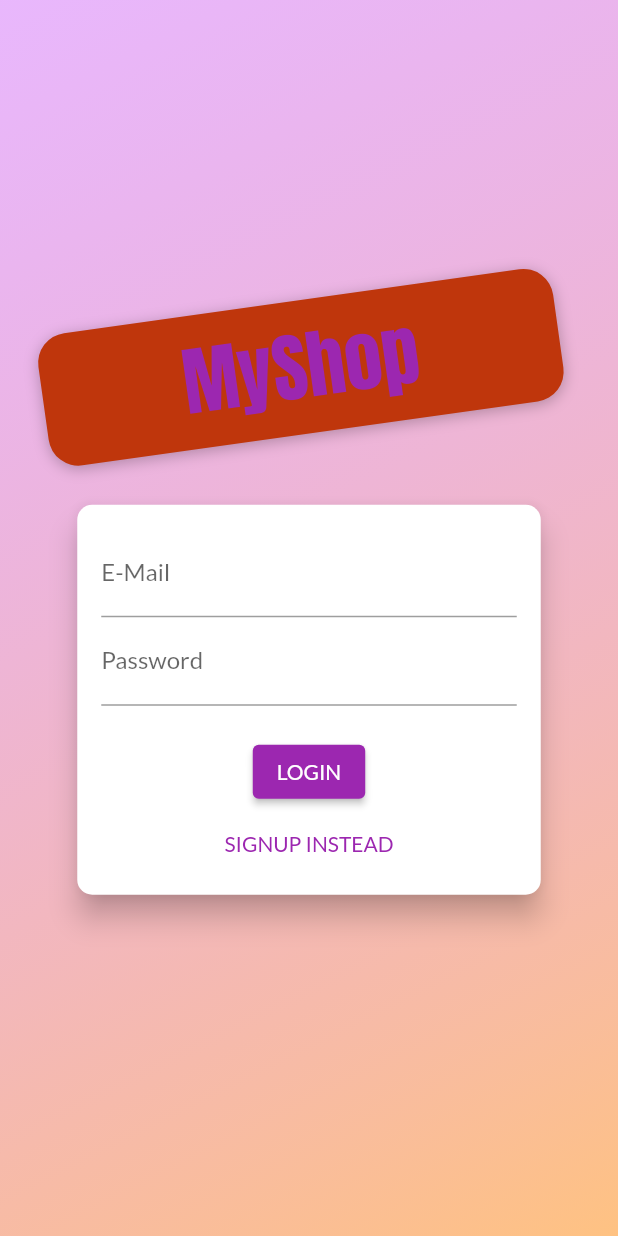
After one commit to dtelleslopez/flutter_shop, a Flutter app: the screen it shows after launch, on a phone screen of 412 x 824 dp. The commit adds this screen. Run offline on Flutter 3.47's test engine with Material 2 defaults, Android fonts, the phone set to English and light mode, and no system bars.

Commit message:
Adding http requests and simple signup

```diff
--- a/lib/main.dart
+++ b/lib/main.dart
@@ -1,14 +1,16 @@
 import 'package:flutter/material.dart';
-import 'package:flutter_shop/screens/edit_product_screen.dart';
-import 'package:flutter_shop/screens/orders_screen.dart';
 import 'package:provider/provider.dart';
+import '../providers/auth.dart';
+import '../providers/cart.dart';
+import '../providers/products.dart';
+import '../providers/orders.dart';
+import '../screens/edit_product_screen.dart';
+import '../screens/orders_screen.dart';
 import '../screens/cart_screen.dart';
 import '../screens/product_detail_screen.dart';
 import '../screens/products_overview_screen.dart';
 import '../screens/user_products_screen.dart';
-import '../providers/cart.dart';
-import '../providers/products.dart';
-import '../providers/orders.dart';
+import '../screens/auth_screen.dart';
 
 void main() {
   runApp(const MyApp());
@@ -21,6 +23,7 @@ class MyApp extends StatelessWidget {
   Widget build(BuildContext context) {
     return MultiProvider(
         providers: [
+          ChangeNotifierProvider(create: (_) => Auth()),
           ChangeNotifierProvider(create: (_) => Products()),
           ChangeNotifierProvider(create: (_) => Cart()),
           ChangeNotifierProvider(create: (_) => Orders())
@@ -35,7 +38,8 @@ class MyApp extends StatelessWidget {
               secondary: Colors.deepOrange,
             ),
           ),
-          home: const ProductsOverviewScreen(),
+          // home: const ProductsOverviewScreen(),
+          home: const AuthScreen(),
           routes: {
             ProductDetailScreen.routeName: (_) => const ProductDetailScreen(),
             CartScreen.routeName: (_) => const CartScreen(),
--- /dev/null
+++ b/lib/models/htpp_exception.dart
@@ -0,0 +1,10 @@
+class HttpException implements Exception {
+  final String message;
+
+  HttpException(this.message);
+
+  @override
+  String toString() {
+    return message;
+  }
+}
--- /dev/null
+++ b/lib/providers/auth.dart
@@ -0,0 +1,20 @@
+import 'package:flutter/material.dart';
+import 'package:http/http.dart' as http;
+import 'dart:convert';
+
+class Auth with ChangeNotifier {
+  // String _token;
+  // DateTime _expiryDate;
+  // String userId;
+
+  Future<void> signup(String email, String password) async {
+    const url =
+        'https://identitytoolkit.googleapis.com/v1/accounts:signUp?key=AIzaSyCn7sPNUUZxEEsbIEFpu9rdqerXg3Q6rxo';
+
+    final response = await http.post(Uri.parse(url),
+        body: json.encode(
+            {'email': email, 'password': password, 'returnSecureToken': true}));
+
+    print(json.decode(response.body));
+  }
+}
--- a/lib/providers/products.dart
+++ b/lib/providers/products.dart
@@ -1,40 +1,43 @@
 import 'package:flutter/material.dart';
+import 'package:flutter_shop/models/htpp_exception.dart';
+import 'package:http/http.dart' as http;
+import 'dart:convert';
 import 'product.dart';
 
 class Products with ChangeNotifier {
-  final List<Product> _items = [
-    Product(
-      id: 'p1',
-      title: 'Red Shirt',
-      description: 'A red shirt - it is pretty red!',
-      price: 29.99,
-      imageUrl:
-          'https://cdn.pixabay.com/photo/2016/10/02/22/17/red-t-shirt-1710578_1280.jpg',
-    ),
-    Product(
-      id: 'p2',
-      title: 'Trousers',
-      description: 'A nice pair of trousers.',
-      price: 59.99,
-      imageUrl:
-          'https://upload.wikimedia.org/wikipedia/commons/thumb/e/e8/Trousers%2C_dress_%28AM_1960.022-8%29.jpg/512px-Trousers%2C_dress_%28AM_1960.022-8%29.jpg',
-    ),
-    Product(
-      id: 'p3',
-      title: 'Yellow Scarf',
-      description: 'Warm and cozy - exactly what you need for the winter.',
-      price: 19.99,
-      imageUrl:
-          'https://live.staticflickr.com/4043/4438260868_cc79b3369d_z.jpg',
-    ),
-    Product(
-      id: 'p4',
-      title: 'A Pan',
-      description: 'Prepare any meal you want.',
-      price: 49.99,
-      imageUrl:
-          'https://upload.wikimedia.org/wikipedia/commons/thumb/1/14/Cast-Iron-Pan.jpg/1024px-Cast-Iron-Pan.jpg',
-    ),
+  List<Product> _items = [
+    // Product(
+    //   id: 'p1',
+    //   title: 'Red Shirt',
+    //   description: 'A red shirt - it is pretty red!',
+    //   price: 29.99,
+    //   imageUrl:
+    //       'https://cdn.pixabay.com/photo/2016/10/02/22/17/red-t-shirt-1710578_1280.jpg',
+    // ),
+    // Product(
+    //   id: 'p2',
+    //   title: 'Trousers',
+    //   description: 'A nice pair of trousers.',
+    //   price: 59.99,
+    //   imageUrl:
+    //       'https://upload.wikimedia.org/wikipedia/commons/thumb/e/e8/Trousers%2C_dress_%28AM_1960.022-8%29.jpg/512px-Trousers%2C_dress_%28AM_1960.022-8%29.jpg',
+    // ),
+    // Product(
+    //   id: 'p3',
+    //   title: 'Yellow Scarf',
+    //   description: 'Warm and cozy - exactly what you need for the winter.',
+    //   price: 19.99,
+    //   imageUrl:
+    //       'https://live.staticflickr.com/4043/4438260868_cc79b3369d_z.jpg',
+    // ),
+    // Product(
+    //   id: 'p4',
+    //   title: 'A Pan',
+    //   description: 'Prepare any meal you want.',
+    //   price: 49.99,
+    //   imageUrl:
+    //       'https://upload.wikimedia.org/wikipedia/commons/thumb/1/14/Cast-Iron-Pan.jpg/1024px-Cast-Iron-Pan.jpg',
+    // ),
   ];
 
   List<Product> get items {
@@ -49,27 +52,111 @@ class Products with ChangeNotifier {
     return _items.firstWhere((element) => element.id == id);
   }
 
-  void addProduct(Product product) {
+  Future<void> fetchAndSetProducts() async {
+    const url =
+        'https://flutter-shop-7763b-default-rtdb.firebaseio.com/products.json';
+
+    try {
+      final response = await http.get(Uri.parse(url));
+      final data = json.decode(response.body);
+
+      if (data == null) {
+        return;
+      }
+
+      final List<Product> items = [];
+
+      (data as Map<String, dynamic>).forEach((id, item) {
+        items.add(Product(
+            id: id,
+            title: item['title'],
+            description: item['description'],
+            price: item['price'],
+            imageUrl: item['imageUrl'],
+            isFavorite: item['isFavorite']));
+      });
+
+      _items = items;
+      notifyListeners();
+    } catch (error) {
+      rethrow;
+    }
+  }
+
+  Future<void> addProduct(Product product) async {
+    const url =
+        'https://flutter-shop-7763b-default-rtdb.firebaseio.com/products.json';
+
+    try {
+      final response = await http.post(Uri.parse(url),
+          body: json.encode({
+            'title': product.title,
+            'description': product.description,
+            'price': product.price,
+            'imageUrl': product.imageUrl,
+            'isFavorite': product.isFavorite,
+          }));
+
       final newProduct = Product(
-        id: DateTime.now().toString(),
+          id: json.decode(response.body)['name'],
           title: product.title,
           description: product.description,
           price: product.price,
           imageUrl: product.imageUrl);
+
       _items.add(newProduct);
       notifyListeners();
-  }
-
-  void updateProduct(String id, Product newProduct) {
-    final productIndex = _items.indexWhere((element) => element.id == id);
-    if (productIndex >= 0) {
-      _items[productIndex] = newProduct;
-      notifyListeners();
+    } catch (error) {
+      rethrow;
     }
   }
 
-  void deleteProduct(String id) {
-    _items.removeWhere((element) => element.id == id);
+  Future<void> updateProduct(String id, Product newProduct) async {
+    final productIndex = _items.indexWhere((element) => element.id == id);
+    if (productIndex >= 0) {
+      try {
+        final url =
+            'https://flutter-shop-7763b-default-rtdb.firebaseio.com/products/$id.json';
+
+        await http.patch(Uri.parse(url),
+            body: json.encode({
+              'title': newProduct.title,
+              'description': newProduct.description,
+              'price': newProduct.price,
+              'imageUrl': newProduct.imageUrl,
+            }));
+
+        _items[productIndex] = newProduct;
         notifyListeners();
+      } catch (error) {
+        rethrow;
       }
     }
+  }
+
+  Future<void> deleteProduct(String id) async {
+    final productIndex = _items.indexWhere((element) => element.id == id);
+    Product? product = _items[productIndex];
+
+    if (productIndex >= 0) {
+      try {
+        final url =
+            'https://flutter-shop-7763b-default-rtdb.firebaseio.com/products/$id.json';
+
+        _items.removeAt(productIndex);
+        notifyListeners();
+
+        final response = await http.delete(Uri.parse(url));
+        if (response.statusCode >= 400) {
+          throw HttpException('Could not delete product.');
+        }
+
+        product = null;
+      } catch (error) {
+        _items.insert(productIndex, product!);
+        notifyListeners();
+        rethrow;
+      }
+    }
+  }
+}
--- /dev/null
+++ b/lib/screens/auth_screen.dart
@@ -0,0 +1,219 @@
+import 'dart:math';
+import 'package:flutter/material.dart';
+import 'package:provider/provider.dart';
+import '../providers/auth.dart';
+
+enum AuthMode { Signup, Login }
+
+class AuthScreen extends StatelessWidget {
+  static const routeName = '/auth';
+
+  const AuthScreen({super.key});
+
+  @override
+  Widget build(BuildContext context) {
+    final deviceSize = MediaQuery.of(context).size;
+    // final transformConfig = Matrix4.rotationZ(-8 * pi / 180);
+    // transformConfig.translate(-10.0);
+    return Scaffold(
+      // resizeToAvoidBottomInset: false,
+      body: Stack(
+        children: <Widget>[
+          Container(
+            decoration: BoxDecoration(
+              gradient: LinearGradient(
+                colors: [
+                  const Color.fromRGBO(215, 117, 255, 1).withOpacity(0.5),
+                  const Color.fromRGBO(255, 188, 117, 1).withOpacity(0.9),
+                ],
+                begin: Alignment.topLeft,
+                end: Alignment.bottomRight,
+                stops: [0, 1],
+              ),
+            ),
+          ),
+          SingleChildScrollView(
+            child: SizedBox(
+              height: deviceSize.height,
+              width: deviceSize.width,
+              child: Column(
+                mainAxisAlignment: MainAxisAlignment.center,
+                crossAxisAlignment: CrossAxisAlignment.center,
+                children: <Widget>[
+                  Flexible(
+                    child: Container(
+                      margin: const EdgeInsets.only(bottom: 20.0),
+                      padding: const EdgeInsets.symmetric(
+                          vertical: 8.0, horizontal: 94.0),
+                      transform: Matrix4.rotationZ(-8 * pi / 180)
+                        ..translate(-10.0),
+                      decoration: BoxDecoration(
+                        borderRadius: BorderRadius.circular(20),
+                        color: Colors.deepOrange.shade900,
+                        boxShadow: const [
+                          BoxShadow(
+                            blurRadius: 8,
+                            color: Colors.black26,
+                            offset: Offset(0, 2),
+                          )
+                        ],
+                      ),
+                      child: Text(
+                        'MyShop',
+                        style: TextStyle(
+                          color: Theme.of(context).colorScheme.primary,
+                          fontSize: 50,
+                          fontFamily: 'Anton',
+                          fontWeight: FontWeight.normal,
+                        ),
+                      ),
+                    ),
+                  ),
+                  Flexible(
+                    flex: deviceSize.width > 600 ? 2 : 1,
+                    child: AuthCard(),
+                  ),
+                ],
+              ),
+            ),
+          ),
+        ],
+      ),
+    );
+  }
+}
+
+class AuthCard extends StatefulWidget {
+  const AuthCard({super.key});
+
+  @override
+  _AuthCardState createState() => _AuthCardState();
+}
+
+class _AuthCardState extends State<AuthCard> {
+  final GlobalKey<FormState> _formKey = GlobalKey();
+  AuthMode _authMode = AuthMode.Login;
+  Map<String, String> _authData = {
+    'email': '',
+    'password': '',
+  };
+
+  var _isLoading = false;
+  final _passwordController = TextEditingController();
+
+  Future<void> _submit() async {
+    if (!_formKey.currentState!.validate()) {
+      // Invalid!
+      return;
+    }
+    _formKey.currentState!.save();
+    setState(() {
+      _isLoading = true;
+    });
+    if (_authMode == AuthMode.Login) {
+      // Log user in
+    } else {
+      await Provider.of<Auth>(context, listen: false)
+          .signup(_authData['email']!, _authData['password']!);
+    }
+    setState(() {
+      _isLoading = false;
+    });
+  }
+
+  void _switchAuthMode() {
+    if (_authMode == AuthMode.Login) {
+      setState(() {
+        _authMode = AuthMode.Signup;
+      });
+    } else {
+      setState(() {
+        _authMode = AuthMode.Login;
+      });
+    }
+  }
+
+  @override
+  Widget build(BuildContext context) {
+    final deviceSize = MediaQuery.of(context).size;
+    return Card(
+      shape: RoundedRectangleBorder(
+        borderRadius: BorderRadius.circular(10.0),
+      ),
+      elevation: 8.0,
+      child: Container(
+        height: _authMode == AuthMode.Signup ? 320 : 260,
+        constraints:
+            BoxConstraints(minHeight: _authMode == AuthMode.Signup ? 320 : 260),
+        width: deviceSize.width * 0.75,
+        padding: const EdgeInsets.all(16.0),
+        child: Form(
+          key: _formKey,
+          child: SingleChildScrollView(
+            child: Column(
+              children: <Widget>[
+                TextFormField(
+                  decoration: const InputDecoration(labelText: 'E-Mail'),
+                  keyboardType: TextInputType.emailAddress,
+                  validator: (value) {
+                    if (value!.isEmpty || !value.contains('@')) {
+                      return 'Invalid email!';
+                    }
+
+                    return null;
+                  },
+                  onSaved: (value) {
+                    _authData['email'] = value!;
+                  },
+                ),
+                TextFormField(
+                  decoration: const InputDecoration(labelText: 'Password'),
+                  obscureText: true,
+                  controller: _passwordController,
+                  validator: (value) {
+                    if (value!.isEmpty || value.length < 5) {
+                      return 'Password is too short!';
+                    }
+                  },
+                  onSaved: (value) {
+                    _authData['password'] = value!;
+                  },
+                ),
+                if (_authMode == AuthMode.Signup)
+                  TextFormField(
+                    enabled: _authMode == AuthMode.Signup,
+                    decoration:
+                        const InputDecoration(labelText: 'Confirm Password'),
+                    obscureText: true,
+                    validator: _authMode == AuthMode.Signup
+                        ? (value) {
+                            if (value != _passwordController.text) {
+                              return 'Passwords do not match!';
+                            }
+                          }
+                        : null,
+                  ),
+                const SizedBox(
+                  height: 20,
+                ),
+                if (_isLoading)
+                  const CircularProgressIndicator()
+                else
+                  ElevatedButton(
+                    onPressed: _submit,
+                    child:
+                        Text(_authMode == AuthMode.Login ? 'LOGIN' : 'SIGN UP'),
+                  ),
+                TextButton(
+                  onPressed: _switchAuthMode,
+                  child: Text(
+                      '${_authMode == AuthMode.Login ? 'SIGNUP' : 'LOGIN'} INSTEAD'),
+                ),
+              ],
+            ),
+          ),
+        ),
+      ),
+    );
+  }
+}
--- a/pubspec.yaml
+++ b/pubspec.yaml
@@ -33,7 +33,7 @@ dependencies:
     sdk: flutter
   provider: ^6.0.5
   intl: ^0.18.0
-
+  http: ^0.13.5
 
   # The following adds the Cupertino Icons font to your application.
   # Use with the CupertinoIcons class for iOS style icons.
```
Also changed, not shown: lib/providers/orders.dart (+65 -4 lines), lib/providers/product.dart (+21 -1 lines), lib/screens/cart_screen.dart (+41 -10 lines), lib/screens/edit_product_screen.dart (+45 -9 lines), lib/screens/orders_screen.dart (+21 -4 lines), lib/screens/products_overview_screen.dart (+22 -1 lines), lib/screens/user_products_screen.dart (+8 -1 lines), lib/widgets/product_item.dart (+9 -2 lines), lib/widgets/user_product_item.dart (+11 -2 lines), pubspec.lock. Lines whose indentation alone changed are shown as unchanged.
